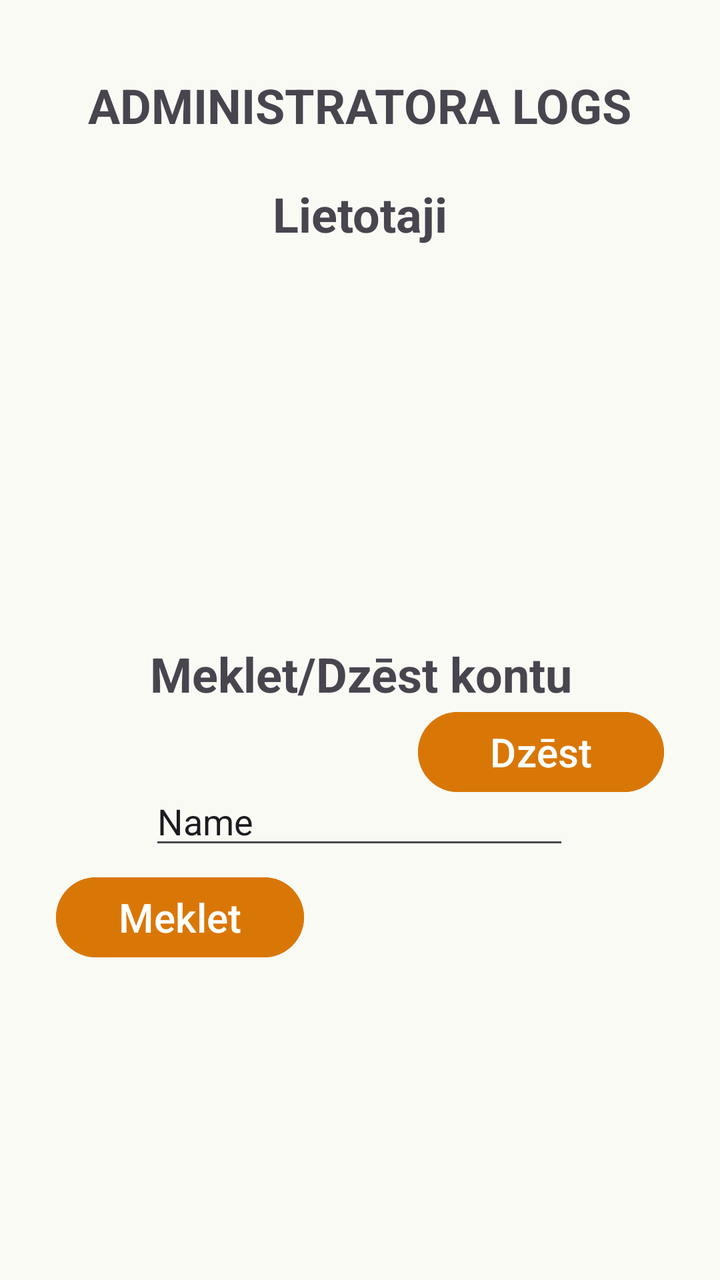
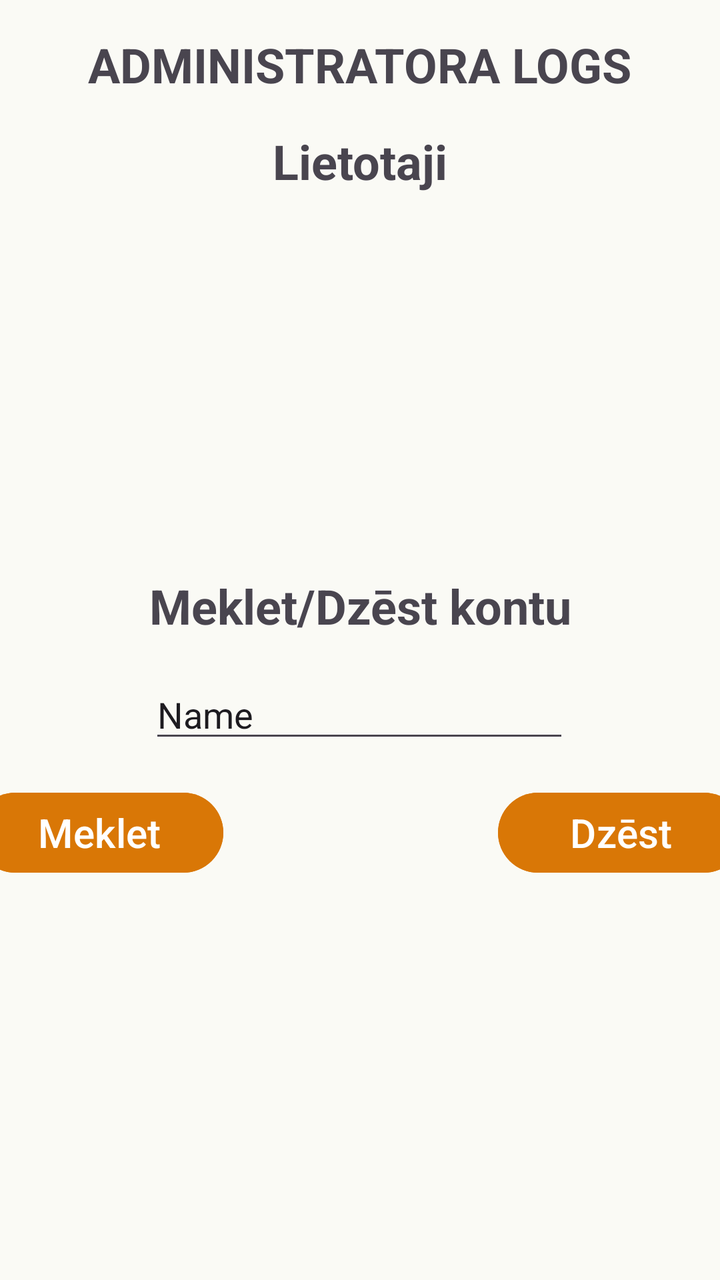

Compare the two renders of this Android layout. The source of the first and the diff that turns it into the second are given below.
<!-- AndroidManifest.xml: application theme Theme._11_PD2_PA_Giruckis_Nikitins_2026 -->
<!-- res/layout/admin_logs.xml -->
<?xml version="1.0" encoding="utf-8"?>
<androidx.constraintlayout.widget.ConstraintLayout xmlns:android="http://schemas.android.com/apk/res/android"
    xmlns:app="http://schemas.android.com/apk/res-auto"
    xmlns:tools="http://schemas.android.com/tools"
    android:layout_width="match_parent"
    android:layout_height="match_parent"
    android:background="#FAFAF5">

    <TextView
        android:id="@+id/admin_logs_text"
        android:layout_width="wrap_content"
        android:layout_height="wrap_content"
        android:text="@string/AdminLog_Text"
        android:textAllCaps="true"
        android:textSize="24sp"
        android:textStyle="bold"
        app:layout_constraintBottom_toBottomOf="parent"
        app:layout_constraintEnd_toEndOf="parent"
        app:layout_constraintStart_toStartOf="parent"
        app:layout_constraintTop_toTopOf="parent"
        app:layout_constraintVertical_bias="0.06" />

    <TextView
        android:id="@+id/adming_logs_text2"
        android:layout_width="wrap_content"
        android:layout_height="wrap_content"
        android:text="@string/AdminLog_Tab_Text"
        android:textSize="24sp"
        android:textStyle="bold"
        app:layout_constraintBottom_toTopOf="@+id/Lietotaju_view"
        app:layout_constraintEnd_toEndOf="parent"
        app:layout_constraintStart_toStartOf="parent"
        app:layout_constraintTop_toBottomOf="@+id/admin_logs_text" />

    <Button
        android:id="@+id/search_button"
        android:layout_width="124dp"
        android:layout_height="48dp"
        android:layout_marginStart="28dp"
        android:layout_marginTop="360dp"
        android:layout_marginEnd="56dp"
        android:backgroundTint="#D97706"
        android:text="@string/AdminLog_Find_Button_Text"
        android:textSize="20sp"
        app:layout_constraintBottom_toBottomOf="parent"
        app:layout_constraintEnd_toStartOf="@+id/delete_button"
        app:layout_constraintHorizontal_bias="0.076"
        app:layout_constraintStart_toStartOf="parent"
        app:layout_constraintTop_toBottomOf="@+id/admin_logs_text"
        app:layout_constraintVertical_bias="0.036" />

    <Button
        android:id="@+id/delete_button"
        android:layout_width="123dp"
        android:layout_height="48dp"
        android:layout_marginEnd="28dp"
        android:layout_marginBottom="240dp"
        android:backgroundTint="#D97706"
        android:text="@string/AdminLog_Delete_Button_Text"
        android:textSize="20sp"
        app:layout_constraintBottom_toBottomOf="parent"
        app:layout_constraintEnd_toEndOf="parent"
        app:layout_constraintTop_toBottomOf="@+id/admin_logs_text"
        app:layout_constraintVertical_bias="1.0" />

    <EditText
        android:id="@+id/admin_logs_search"
        android:layout_width="wrap_content"
        android:layout_height="wrap_content"
        android:layout_marginTop="32dp"
        android:ems="10"
        android:inputType="text"
        android:text="Name"
        app:layout_constraintBottom_toBottomOf="parent"
        app:layout_constraintEnd_toEndOf="parent"
        app:layout_constraintHorizontal_bias="0.497"
        app:layout_constraintStart_toStartOf="parent"
        app:layout_constraintTop_toBottomOf="@+id/admin_logs_text3"
        app:layout_constraintVertical_bias="0.015" />

    <TextView
        android:id="@+id/admin_logs_text3"
        android:layout_width="wrap_content"
        android:layout_height="wrap_content"
        android:layout_marginTop="252dp"
        android:text="@string/AdminLog_DeleteFind_Text"
        android:textSize="24sp"
        android:textStyle="bold"
        app:layout_constraintEnd_toEndOf="parent"
        app:layout_constraintHorizontal_bias="0.504"
        app:layout_constraintStart_toStartOf="parent"
        app:layout_constraintTop_toBottomOf="@+id/admin_logs_text" />

    <ScrollView
        android:id="@+id/Lietotaju_view"
        android:layout_width="381dp"
        android:layout_height="158dp"
        android:layout_marginTop="76dp"
        android:outlineAmbientShadowColor="#1B1A1A"
        android:outlineSpotShadowColor="#DB3232"
        app:layout_constraintBottom_toTopOf="@+id/admin_logs_text3"
        app:layout_constraintEnd_toEndOf="parent"
        app:layout_constraintHorizontal_bias="0.493"
        app:layout_constraintStart_toStartOf="parent"
        app:layout_constraintTop_toBottomOf="@+id/admin_logs_text"
        app:layout_constraintVertical_bias="0.0">

        <LinearLayout
            android:layout_width="match_parent"
            android:layout_height="wrap_content"
            android:orientation="vertical" />
    </ScrollView>

</androidx.constraintlayout.widget.ConstraintLayout>
<!-- resources referenced by this layout -->
<resources>
  <string name="AdminLog_DeleteFind_Text">Meklet/Dzēst kontu</string>
  <string name="AdminLog_Delete_Button_Text">Dzēst</string>
  <string name="AdminLog_Find_Button_Text">Meklet</string>
  <string name="AdminLog_Tab_Text">Lietotaji</string>
  <string name="AdminLog_Text">Administratora logs</string>
  <style name="Theme._11_PD2_PA_Giruckis_Nikitins_2026" parent="Base.Theme._11_PD2_PA_Giruckis_Nikitins_2026" />
  <style name="Base.Theme._11_PD2_PA_Giruckis_Nikitins_2026" parent="Theme.Material3.DayNight.NoActionBar">
          
          
      </style>
</resources>

<!-- the commit's change to res/layout/admin_logs.xml (unified diff, before → after) -->
@@ -10,24 +10,27 @@
         android:id="@+id/admin_logs_text"
         android:layout_width="wrap_content"
         android:layout_height="wrap_content"
+        android:layout_marginStart="16dp"
+        android:layout_marginTop="16dp"
+        android:layout_marginEnd="16dp"
         android:text="@string/AdminLog_Text"
         android:textAllCaps="true"
         android:textSize="24sp"
         android:textStyle="bold"
-        app:layout_constraintBottom_toBottomOf="parent"
         app:layout_constraintEnd_toEndOf="parent"
         app:layout_constraintStart_toStartOf="parent"
-        app:layout_constraintTop_toTopOf="parent"
-        app:layout_constraintVertical_bias="0.06" />
+        app:layout_constraintTop_toTopOf="parent" />
 
     <TextView
         android:id="@+id/adming_logs_text2"
         android:layout_width="wrap_content"
         android:layout_height="wrap_content"
+        android:layout_marginStart="16dp"
+        android:layout_marginTop="16dp"
+        android:layout_marginEnd="16dp"
         android:text="@string/AdminLog_Tab_Text"
         android:textSize="24sp"
         android:textStyle="bold"
-        app:layout_constraintBottom_toTopOf="@+id/Lietotaju_view"
         app:layout_constraintEnd_toEndOf="parent"
         app:layout_constraintStart_toStartOf="parent"
         app:layout_constraintTop_toBottomOf="@+id/admin_logs_text" />
@@ -36,74 +39,73 @@
         android:id="@+id/search_button"
         android:layout_width="124dp"
         android:layout_height="48dp"
-        android:layout_marginStart="28dp"
-        android:layout_marginTop="360dp"
-        android:layout_marginEnd="56dp"
+        android:layout_marginStart="32dp"
+        android:layout_marginTop="16dp"
+        android:layout_marginEnd="8dp"
         android:backgroundTint="#D97706"
         android:text="@string/AdminLog_Find_Button_Text"
         android:textSize="20sp"
-        app:layout_constraintBottom_toBottomOf="parent"
-        app:layout_constraintEnd_toStartOf="@+id/delete_button"
-        app:layout_constraintHorizontal_bias="0.076"
+        app:layout_constraintEnd_toStartOf="@+id/admin_logs_search"
         app:layout_constraintStart_toStartOf="parent"
-        app:layout_constraintTop_toBottomOf="@+id/admin_logs_text"
-        app:layout_constraintVertical_bias="0.036" />
+        app:layout_constraintTop_toBottomOf="@+id/admin_logs_search" />
 
     <Button
         android:id="@+id/delete_button"
         android:layout_width="123dp"
         android:layout_height="48dp"
-        android:layout_marginEnd="28dp"
-        android:layout_marginBottom="240dp"
+        android:layout_marginStart="8dp"
+        android:layout_marginTop="16dp"
+        android:layout_marginEnd="32dp"
         android:backgroundTint="#D97706"
         android:text="@string/AdminLog_Delete_Button_Text"
         android:textSize="20sp"
-        app:layout_constraintBottom_toBottomOf="parent"
         app:layout_constraintEnd_toEndOf="parent"
-        app:layout_constraintTop_toBottomOf="@+id/admin_logs_text"
-        app:layout_constraintVertical_bias="1.0" />
+        app:layout_constraintStart_toEndOf="@+id/admin_logs_search"
+        app:layout_constraintTop_toBottomOf="@+id/admin_logs_search" />
 
     <EditText
         android:id="@+id/admin_logs_search"
         android:layout_width="wrap_content"
         android:layout_height="wrap_content"
-        android:layout_marginTop="32dp"
+        android:layout_marginStart="16dp"
+        android:layout_marginTop="16dp"
+        android:layout_marginEnd="16dp"
         android:ems="10"
         android:inputType="text"
         android:text="Name"
-        app:layout_constraintBottom_toBottomOf="parent"
         app:layout_constraintEnd_toEndOf="parent"
         app:layout_constraintHorizontal_bias="0.497"
         app:layout_constraintStart_toStartOf="parent"
-        app:layout_constraintTop_toBottomOf="@+id/admin_logs_text3"
-        app:layout_constraintVertical_bias="0.015" />
+        app:layout_constraintTop_toBottomOf="@+id/admin_logs_text3" />
 
     <TextView
         android:id="@+id/admin_logs_text3"
         android:layout_width="wrap_content"
         android:layout_height="wrap_content"
-        android:layout_marginTop="252dp"
+        android:layout_marginStart="16dp"
+        android:layout_marginTop="16dp"
+        android:layout_marginEnd="16dp"
         android:text="@string/AdminLog_DeleteFind_Text"
         android:textSize="24sp"
         android:textStyle="bold"
         app:layout_constraintEnd_toEndOf="parent"
         app:layout_constraintHorizontal_bias="0.504"
         app:layout_constraintStart_toStartOf="parent"
-        app:layout_constraintTop_toBottomOf="@+id/admin_logs_text" />
+        app:layout_constraintTop_toBottomOf="@+id/Lietotaju_view" />
 
     <ScrollView
         android:id="@+id/Lietotaju_view"
         android:layout_width="381dp"
         android:layout_height="158dp"
-        android:layout_marginTop="76dp"
+        android:layout_marginStart="8dp"
+        android:layout_marginTop="16dp"
+        android:layout_marginEnd="8dp"
         android:outlineAmbientShadowColor="#1B1A1A"
         android:outlineSpotShadowColor="#DB3232"
-        app:layout_constraintBottom_toTopOf="@+id/admin_logs_text3"
         app:layout_constraintEnd_toEndOf="parent"
         app:layout_constraintHorizontal_bias="0.493"
         app:layout_constraintStart_toStartOf="parent"
-        app:layout_constraintTop_toBottomOf="@+id/admin_logs_text"
-        app:layout_constraintVertical_bias="0.0">
+        app:layout_constraintTop_toBottomOf="@+id/adming_logs_text2">
 
         <LinearLayout
             android:layout_width="match_parent"
